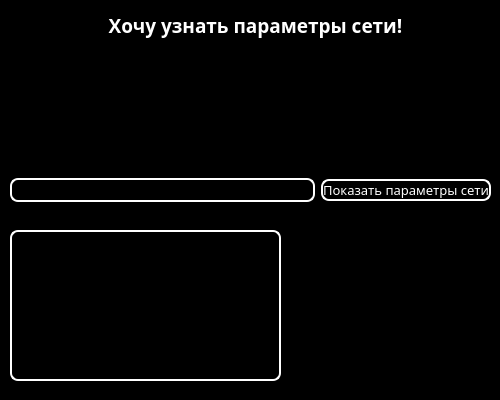
Before: the Qt Designer form Architecture_Laba_1/Architecture_Laba_1_ui.ui in danissimoae/AoCSaN-Sem4, drawn with Qt 5.
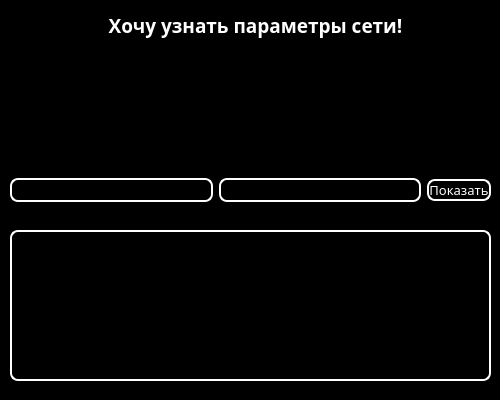
After: the same form once the commit is applied.

```diff
--- a/Architecture_Laba_1/Architecture_Laba_1_ui.ui
+++ b/Architecture_Laba_1/Architecture_Laba_1_ui.ui
@@ -45,7 +45,7 @@
      <rect>
       <x>10</x>
       <y>230</y>
-      <width>271</width>
+      <width>481</width>
       <height>151</height>
      </rect>
     </property>
@@ -120,7 +120,25 @@
     </property>
     <layout class="QHBoxLayout" name="horizontalLayout">
      <item>
-      <widget class="QLineEdit" name="lineEditIp">
+      <widget class="QLineEdit" name="lineEditEndIp">
+       <property name="font">
+        <font>
+         <family>Cascadia Code</family>
+         <pointsize>10</pointsize>
+         <weight>75</weight>
+         <bold>true</bold>
+        </font>
+       </property>
+       <property name="styleSheet">
+        <string notr="true">color: rgb(255, 255, 255);
+background-color: rgb(0, 0, 0);
+border: 2px solid rgb(255, 255, 255);
+border-radius: 8px;</string>
+       </property>
+      </widget>
+     </item>
+     <item>
+      <widget class="QLineEdit" name="lineEditBeginIp">
        <property name="font">
         <font>
          <family>Cascadia Code</family>
@@ -157,40 +175,12 @@
 </string>
        </property>
        <property name="text">
-        <string>Показать параметры сети</string>
+        <string>Показать</string>
        </property>
       </widget>
      </item>
     </layout>
    </widget>
-   <widget class="QLabel" name="label">
-    <property name="geometry">
-     <rect>
-      <x>290</x>
-      <y>230</y>
-      <width>191</width>
-      <height>131</height>
-     </rect>
-    </property>
-    <property name="font">
-     <font>
-      <family>Cascadia Code</family>
-      <pointsize>12</pointsize>
-      <weight>50</weight>
-      <bold>false</bold>
-     </font>
-    </property>
-    <property name="styleSheet">
-     <string notr="true">color: rgb(255, 255, 255);
-</string>
-    </property>
-    <property name="text">
-     <string>&lt;html&gt;&lt;head/&gt;&lt;body&gt;&lt;p&gt;&lt;br/&gt;&lt;/p&gt;&lt;/body&gt;&lt;/html&gt;</string>
-    </property>
-    <property name="alignment">
-     <set>Qt::AlignCenter</set>
-    </property>
-   </widget>
    <zorder>layoutWidget</zorder>
    <zorder>textEditAnswer</zorder>
    <zorder>labelTitle</zorder>
```
Left out of the diff: 1 changed line with no effect on the pictures.
